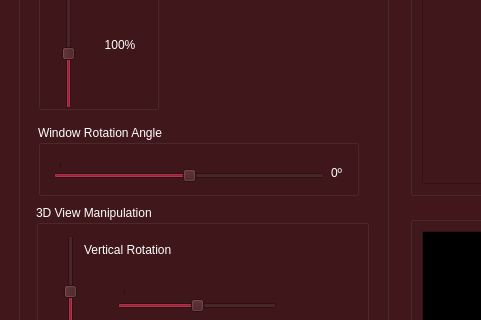
Old version of the form SGI/view/screens/main.ui in the repository JVSutter/Sistema-Grafico-Interativo; both pictures show x 0 to 481 and y 455 to 775 of the 912 by 939 pixel window.
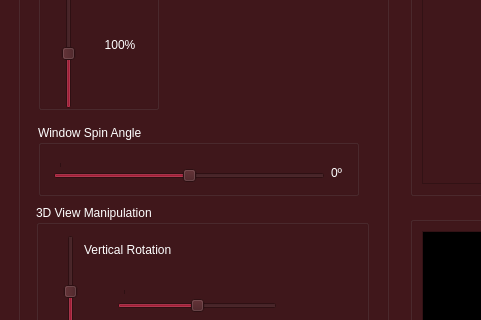
New version of the form. Icons and pictures are not drawn.

What changed in the file:
```diff
--- a/SGI/view/screens/main.ui
+++ b/SGI/view/screens/main.ui
@@ -1014,7 +1014,7 @@
      </rect>
     </property>
     <property name="title">
-     <string>Window Rotation Angle</string>
+     <string>Window Spin Angle</string>
     </property>
     <widget class="QWidget" name="layoutWidget">
      <property name="geometry">
```
Left out of the diff: 2 changed lines with no effect on the pictures.
